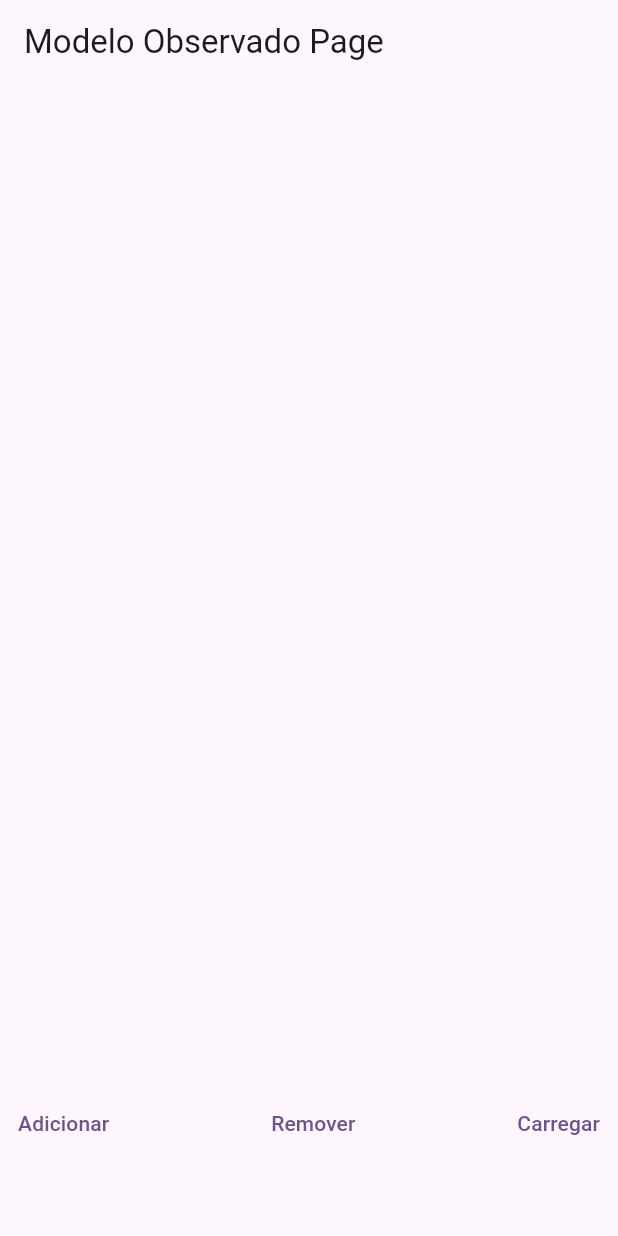
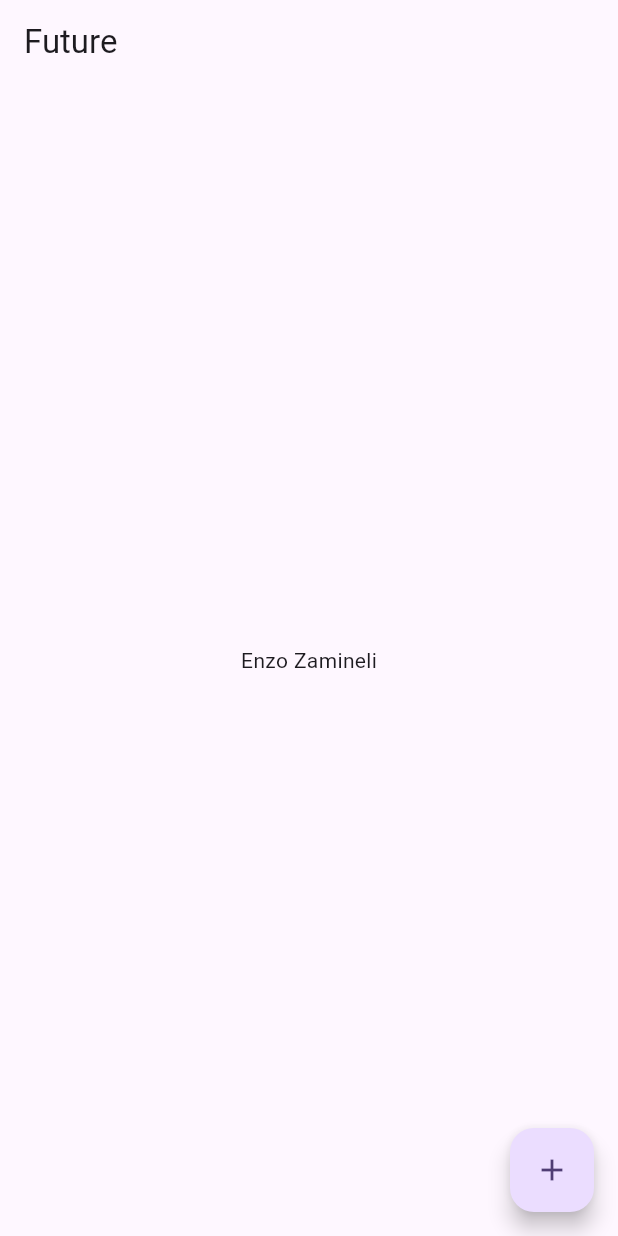
Before and after one commit to enzozami/flutter-mobx_imc-estudo-mobx, a Flutter app: the screen it shows after launch, on a phone screen of 412 x 824 dp. Run offline on Flutter 3.47's test engine with Material 3 defaults, Android fonts, the phone set to English and light mode, and no system bars; our stand-ins replace currency_text_input_formatter, flutter_mobx, mobx, syncfusion_flutter_gauges; generated files the repository leaves out were written again.

Commit message:
ObservableFuture [1]

```diff
--- a/lib/main.dart
+++ b/lib/main.dart
@@ -1,7 +1,8 @@
 import 'package:flutter/material.dart';
+import 'package:mobx_imc/observables/future/future_page.dart';
 // import 'package:mobx_imc/imc/imc_page.dart';
 // import 'package:mobx_imc/observables/list/observable_list_page.dart';
-import 'package:mobx_imc/observables/modelo_observado/modelo_observado_page.dart';
+// import 'package:mobx_imc/observables/modelo_observado/modelo_observado_page.dart';
 
 void main() {
   runApp(const MyApp());
@@ -18,7 +19,8 @@ class MyApp extends StatelessWidget {
       ),
       // home: ImcPage(), // utilizar para o IMC
       // home: ObservableListPage(),
-      home: ModeloObservadoPage(),
+      // home: ModeloObservadoPage(),
+      home: FuturePage(),
     );
   }
 }
--- /dev/null
+++ b/lib/observables/future/future_controller.dart
@@ -0,0 +1,14 @@
+import 'package:mobx/mobx.dart';
+part 'future_controller.g.dart';
+
+class FutureController = FutureControllerBase with _$FutureController;
+
+abstract class FutureControllerBase with Store {
+  @observable
+  var nomeFuture = Future.value('').asObservable();
+
+  Future<void> buscarNome() async {
+    nomeFuture = Future.delayed(Duration(seconds: 2), () => 'Enzo Zamineli').asObservable();
+    // return 'Enzo Zamineli';
+  }
+}
--- /dev/null
+++ b/lib/observables/future/future_page.dart
@@ -0,0 +1,58 @@
+import 'package:flutter/material.dart';
+import 'package:flutter_mobx/flutter_mobx.dart';
+import 'package:mobx_imc/observables/future/future_controller.dart';
+
+class FuturePage extends StatefulWidget {
+  const FuturePage({super.key});
+
+  @override
+  State<FuturePage> createState() => _FuturePageState();
+}
+
+class _FuturePageState extends State<FuturePage> {
+  final controller = FutureController();
+
+  @override
+  void initState() {
+    controller.buscarNome();
+    super.initState();
+  }
+
+  @override
+  Widget build(BuildContext context) {
+    return Scaffold(
+      appBar: AppBar(
+        title: const Text('Future'),
+      ),
+      floatingActionButton: FloatingActionButton(
+        onPressed: () => controller.buscarNome(),
+        child: Icon(Icons.add),
+      ),
+      body: Observer(
+        builder: (_) => FutureBuilder<String>(
+          future: controller.nomeFuture,
+          builder: (context, snapshot) {
+            switch (snapshot.connectionState) {
+              case ConnectionState.none:
+                return SizedBox.shrink();
+              case ConnectionState.waiting:
+              case ConnectionState.active:
+                return Center(
+                  child: CircularProgressIndicator(),
+                );
+              case ConnectionState.done:
+                if (snapshot.hasData) {
+                  return Center(
+                    child: Text(snapshot.requireData),
+                  );
+                }
+                return Center(
+                  child: Text('Nome não encontrado!'),
+                );
+            }
+          },
+        ),
+      ),
+    );
+  }
+}
```
Also changed, not shown: lib/observables/future/future_controller.g.dart (added).
